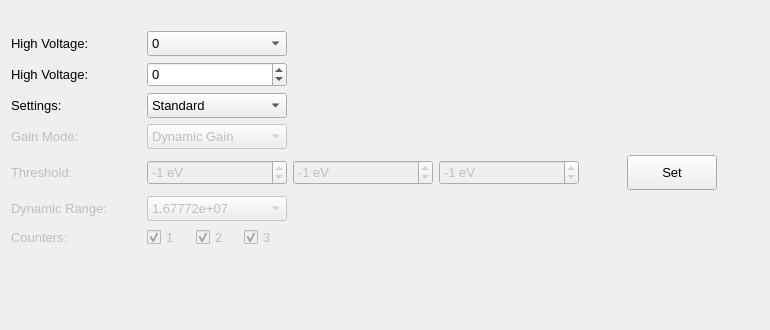
Qt form slsDetectorGui/forms/form_tab_settings.ui (slsdetectorgroup/slsDetectorPackage) before a commit.
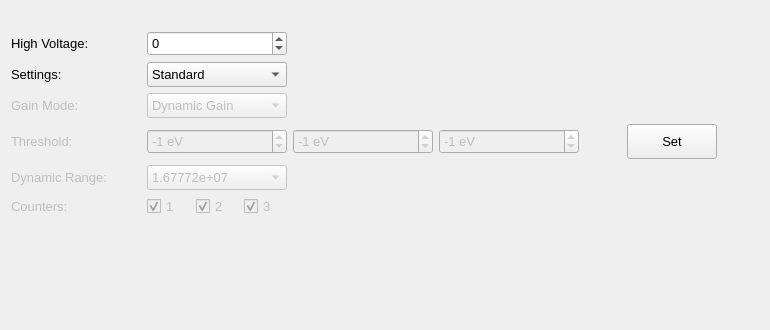
The same form after that commit. Icons and pictures are not drawn.

The edit to the form file:
```diff
--- a/slsDetectorGui/forms/form_tab_settings.ui
+++ b/slsDetectorGui/forms/form_tab_settings.ui
@@ -38,87 +38,21 @@
    <string>Form</string>
   </property>
   <layout class="QGridLayout" name="gridLayout">
-   <item row="1" column="2" colspan="3">
-    <widget class="QComboBox" name="comboHV">
-     <property name="sizePolicy">
-      <sizepolicy hsizetype="Expanding" vsizetype="Fixed">
-       <horstretch>0</horstretch>
-       <verstretch>0</verstretch>
-      </sizepolicy>
-     </property>
-     <property name="minimumSize">
-      <size>
-       <width>140</width>
-       <height>25</height>
-      </size>
-     </property>
-     <property name="maximumSize">
-      <size>
-       <width>140</width>
-       <height>25</height>
-      </size>
-     </property>
-     <property name="font">
-      <font>
-       <family>Cantarell</family>
-       <pointsize>10</pointsize>
-      </font>
-     </property>
-     <property name="toolTip">
-      <string>&lt;html&gt;&lt;head/&gt;&lt;body&gt;&lt;p&gt;High Voltage&lt;/p&gt;&lt;p&gt; #highvoltage#&lt;/p&gt;&lt;/body&gt;&lt;/html&gt;</string>
-     </property>
-     <item>
-      <property name="text">
-       <string>0</string>
-      </property>
-     </item>
-     <item>
-      <property name="text">
-       <string>90</string>
-      </property>
-     </item>
-     <item>
-      <property name="text">
-       <string>110</string>
-      </property>
-     </item>
-     <item>
-      <property name="text">
-       <string>120</string>
-      </property>
-     </item>
-     <item>
-      <property name="text">
-       <string>150</string>
-      </property>
-     </item>
-     <item>
-      <property name="text">
-       <string>180</string>
-      </property>
-     </item>
-     <item>
-      <property name="text">
-       <string>200</string>
-      </property>
-     </item>
-    </widget>
-   </item>
-   <item row="3" column="0">
-    <widget class="QLabel" name="lblSettings">
+   <item row="4" column="5">
+    <widget class="QSpinBox" name="spinThreshold2">
      <property name="enabled">
-      <bool>true</bool>
+      <bool>false</bool>
      </property>
      <property name="minimumSize">
       <size>
-       <width>110</width>
-       <height>0</height>
+       <width>140</width>
+       <height>25</height>
       </size>
      </property>
      <property name="maximumSize">
       <size>
-       <width>110</width>
-       <height>16777215</height>
+       <width>140</width>
+       <height>25</height>
       </size>
      </property>
      <property name="font">
@@ -128,52 +62,42 @@
       </font>
      </property>
      <property name="toolTip">
-      <string>&lt;html&gt;&lt;head/&gt;&lt;body&gt;&lt;p&gt;Settings of the detector. &lt;/p&gt;&lt;p&gt; #settings#&lt;/p&gt;&lt;/body&gt;&lt;/html&gt;</string>
+      <string>&lt;html&gt;&lt;head/&gt;&lt;body&gt;&lt;p&gt;Threshold energy of 2nd counter&lt;/p&gt;&lt;p&gt;#threshold#&lt;/p&gt;&lt;p&gt;&lt;br/&gt;&lt;/p&gt;&lt;/body&gt;&lt;/html&gt;</string>
      </property>
-     <property name="text">
-      <string>Settings:</string>
+     <property name="keyboardTracking">
+      <bool>false</bool>
      </property>
-    </widget>
-   </item>
-   <item row="1" column="0">
-    <widget class="QLabel" name="lblComboHV">
-     <property name="sizePolicy">
-      <sizepolicy hsizetype="Fixed" vsizetype="Preferred">
-       <horstretch>0</horstretch>
-       <verstretch>0</verstretch>
-      </sizepolicy>
+     <property name="suffix">
+      <string> eV</string>
      </property>
-     <property name="font">
-      <font>
-       <family>Cantarell</family>
-       <pointsize>10</pointsize>
-      </font>
+     <property name="minimum">
+      <number>-100000</number>
      </property>
-     <property name="toolTip">
-      <string>&lt;html&gt;&lt;head/&gt;&lt;body&gt;&lt;p&gt;High Voltage&lt;/p&gt;&lt;p&gt; #highvoltage#&lt;/p&gt;&lt;/body&gt;&lt;/html&gt;</string>
+     <property name="maximum">
+      <number>100000</number>
      </property>
-     <property name="text">
-      <string>High Voltage: </string>
+     <property name="singleStep">
+      <number>100</number>
      </property>
+     <property name="value">
+      <number>-1</number>
+     </property>
     </widget>
    </item>
-   <item row="8" column="2">
-    <spacer name="verticalSpacer">
+   <item row="4" column="9">
+    <spacer name="horizontalSpacer_4">
      <property name="orientation">
-      <enum>Qt::Vertical</enum>
-     </property>
-     <property name="sizeType">
-      <enum>QSizePolicy::Expanding</enum>
+      <enum>Qt::Horizontal</enum>
      </property>
      <property name="sizeHint" stdset="0">
       <size>
-       <width>20</width>
+       <width>40</width>
        <height>20</height>
       </size>
      </property>
     </spacer>
    </item>
-   <item row="7" column="4">
+   <item row="6" column="4">
     <widget class="QCheckBox" name="chkCounter3">
      <property name="enabled">
       <bool>false</bool>
@@ -201,29 +125,7 @@
      </property>
     </widget>
    </item>
-   <item row="2" column="0">
-    <widget class="QLabel" name="lblSpinHV">
-     <property name="sizePolicy">
-      <sizepolicy hsizetype="Fixed" vsizetype="Preferred">
-       <horstretch>0</horstretch>
-       <verstretch>0</verstretch>
-      </sizepolicy>
-     </property>
-     <property name="font">
-      <font>
-       <family>Cantarell</family>
-       <pointsize>10</pointsize>
-      </font>
-     </property>
-     <property name="toolTip">
-      <string>&lt;html&gt;&lt;head/&gt;&lt;body&gt;&lt;p&gt;High Voltage. Range: 60 - 200V. Swich off high voltage by setting to 0.&lt;/p&gt;&lt;p&gt;-1 corresponds to different values from detectors.&lt;/p&gt;&lt;p&gt;#highvoltage#&lt;/p&gt;&lt;/body&gt;&lt;/html&gt;</string>
-     </property>
-     <property name="text">
-      <string>High Voltage: </string>
-     </property>
-    </widget>
-   </item>
-   <item row="5" column="7">
+   <item row="4" column="7">
     <spacer name="horizontalSpacer_3">
      <property name="orientation">
       <enum>Qt::Horizontal</enum>
@@ -239,7 +141,47 @@
      </property>
     </spacer>
    </item>
-   <item row="7" column="2">
+   <item row="1" column="2" colspan="3">
+    <widget class="QSpinBox" name="spinHV">
+     <property name="sizePolicy">
+      <sizepolicy hsizetype="Expanding" vsizetype="Fixed">
+       <horstretch>0</horstretch>
+       <verstretch>0</verstretch>
+      </sizepolicy>
+     </property>
+     <property name="minimumSize">
+      <size>
+       <width>0</width>
+       <height>25</height>
+      </size>
+     </property>
+     <property name="maximumSize">
+      <size>
+       <width>140</width>
+       <height>25</height>
+      </size>
+     </property>
+     <property name="font">
+      <font>
+       <family>Cantarell</family>
+       <pointsize>10</pointsize>
+      </font>
+     </property>
+     <property name="toolTip">
+      <string>&lt;html&gt;&lt;head/&gt;&lt;body&gt;&lt;p&gt;High Voltage. Range: 60 - 200V. Swich off high voltage by setting to 0.&lt;/p&gt;&lt;p&gt;-1 corresponds to different values from detectors.&lt;/p&gt;&lt;p&gt;#highvoltage#&lt;/p&gt;&lt;/body&gt;&lt;/html&gt;</string>
+     </property>
+     <property name="keyboardTracking">
+      <bool>false</bool>
+     </property>
+     <property name="minimum">
+      <number>-1</number>
+     </property>
+     <property name="maximum">
+      <number>200</number>
+     </property>
+    </widget>
+   </item>
+   <item row="6" column="2">
     <widget class="QCheckBox" name="chkCounter1">
      <property name="enabled">
       <bool>false</bool>
@@ -267,21 +209,96 @@
      </property>
     </widget>
    </item>
-   <item row="5" column="0">
-    <widget class="QLabel" name="lblThreshold">
+   <item row="7" column="2">
+    <spacer name="verticalSpacer">
+     <property name="orientation">
+      <enum>Qt::Vertical</enum>
+     </property>
+     <property name="sizeType">
+      <enum>QSizePolicy::Expanding</enum>
+     </property>
+     <property name="sizeHint" stdset="0">
+      <size>
+       <width>20</width>
+       <height>20</height>
+      </size>
+     </property>
+    </spacer>
+   </item>
+   <item row="0" column="0">
+    <spacer name="horizontalSpacer_2">
+     <property name="orientation">
+      <enum>Qt::Horizontal</enum>
+     </property>
+     <property name="sizeHint" stdset="0">
+      <size>
+       <width>40</width>
+       <height>20</height>
+      </size>
+     </property>
+    </spacer>
+   </item>
+   <item row="4" column="6">
+    <widget class="QSpinBox" name="spinThreshold3">
      <property name="enabled">
       <bool>false</bool>
      </property>
      <property name="minimumSize">
       <size>
-       <width>110</width>
-       <height>0</height>
+       <width>140</width>
+       <height>25</height>
       </size>
      </property>
      <property name="maximumSize">
       <size>
-       <width>110</width>
-       <height>16777215</height>
+       <width>140</width>
+       <height>25</height>
+      </size>
+     </property>
+     <property name="font">
+      <font>
+       <family>Cantarell</family>
+       <pointsize>10</pointsize>
+      </font>
+     </property>
+     <property name="toolTip">
+      <string>&lt;html&gt;&lt;head/&gt;&lt;body&gt;&lt;p&gt;Threshold energy of 3rd counter&lt;/p&gt;&lt;p&gt;#threshold#&lt;/p&gt;&lt;p&gt;&lt;br/&gt;&lt;/p&gt;&lt;/body&gt;&lt;/html&gt;</string>
+     </property>
+     <property name="keyboardTracking">
+      <bool>false</bool>
+     </property>
+     <property name="suffix">
+      <string> eV</string>
+     </property>
+     <property name="minimum">
+      <number>-100000</number>
+     </property>
+     <property name="maximum">
+      <number>100000</number>
+     </property>
+     <property name="singleStep">
+      <number>100</number>
+     </property>
+     <property name="value">
+      <number>-1</number>
+     </property>
+    </widget>
+   </item>
+   <item row="4" column="2" colspan="3">
+    <widget class="QSpinBox" name="spinThreshold">
+     <property name="enabled">
+      <bool>false</bool>
+     </property>
+     <property name="minimumSize">
+      <size>
+       <width>140</width>
+       <height>25</height>
+      </size>
+     </property>
+     <property name="maximumSize">
+      <size>
+       <width>140</width>
+       <height>25</height>
       </size>
      </property>
      <property name="font">
@@ -293,13 +310,81 @@
      <property name="toolTip">
       <string>&lt;html&gt;&lt;head/&gt;&lt;body&gt;&lt;p&gt;Threshold energy. The trim energy values need to be loaded first using &amp;quot;trimen&amp;quot;&lt;/p&gt;&lt;p&gt;#threshold#&lt;/p&gt;&lt;p&gt;#trimen#&lt;/p&gt;&lt;p&gt;&lt;br/&gt;&lt;/p&gt;&lt;/body&gt;&lt;/html&gt;</string>
      </property>
-     <property name="text">
-      <string>Threshold:</string>
+     <property name="keyboardTracking">
+      <bool>false</bool>
      </property>
+     <property name="suffix">
+      <string> eV</string>
+     </property>
+     <property name="minimum">
+      <number>-100000</number>
+     </property>
+     <property name="maximum">
+      <number>100000</number>
+     </property>
+     <property name="singleStep">
+      <number>100</number>
+     </property>
+     <property name="value">
+      <number>-1</number>
+     </property>
+    </widget>
+   </item>
+   <item row="5" column="2" colspan="3">
+    <widget class="QComboBox" name="comboDynamicRange">
+     <property name="enabled">
+      <bool>false</bool>
+     </property>
+     <property name="minimumSize">
+      <size>
+       <width>0</width>
+       <height>25</height>
+      </size>
+     </property>
+     <property name="maximumSize">
+      <size>
+       <width>140</width>
+       <height>25</height>
+      </size>
+     </property>
+     <property name="font">
+      <font>
+       <family>Cantarell</family>
+       <pointsize>10</pointsize>
+      </font>
+     </property>
+     <property name="toolTip">
+      <string>&lt;html&gt;&lt;head/&gt;&lt;body&gt;&lt;p&gt;Dynamic Range of pixel/channel of detector&lt;/p&gt;&lt;p&gt;#dr#&lt;/p&gt;&lt;/body&gt;&lt;/html&gt;</string>
+     </property>
+     <item>
+      <property name="text">
+       <string>1.67772e+07</string>
+      </property>
+     </item>
+     <item>
+      <property name="text">
+       <string>65535</string>
+      </property>
+     </item>
+     <item>
+      <property name="text">
+       <string>4095</string>
+      </property>
+     </item>
+     <item>
+      <property name="text">
+       <string>255</string>
+      </property>
+     </item>
+     <item>
+      <property name="text">
+       <string>7</string>
+      </property>
+     </item>
     </widget>
    </item>
    <item row="6" column="0">
-    <widget class="QLabel" name="lblDynamicRange">
+    <widget class="QLabel" name="lblCounter">
      <property name="enabled">
       <bool>false</bool>
      </property>
@@ -322,82 +407,14 @@
       </font>
      </property>
      <property name="toolTip">
-      <string>&lt;html&gt;&lt;head/&gt;&lt;body&gt;&lt;p&gt;Dynamic Range of pixel/channel of detector&lt;/p&gt;&lt;p&gt;#dr#&lt;/p&gt;&lt;/body&gt;&lt;/html&gt;</string>
+      <string>&lt;html&gt;&lt;head/&gt;&lt;body&gt;&lt;p&gt;Enable counters&lt;/p&gt;&lt;p&gt;#counters#&lt;/p&gt;&lt;/body&gt;&lt;/html&gt;</string>
      </property>
      <property name="text">
-      <string>Dynamic Range:</string>
+      <string>Counters:</string>
      </property>
     </widget>
    </item>
    <item row="2" column="2" colspan="3">
-    <widget class="QSpinBox" name="spinHV">
-     <property name="sizePolicy">
-      <sizepolicy hsizetype="Expanding" vsizetype="Fixed">
-       <horstretch>0</horstretch>
-       <verstretch>0</verstretch>
-      </sizepolicy>
-     </property>
-     <property name="minimumSize">
-      <size>
-       <width>0</width>
-       <height>25</height>
-      </size>
-     </property>
-     <property name="maximumSize">
-      <size>
-       <width>140</width>
-       <height>25</height>
-      </size>
-     </property>
-     <property name="font">
-      <font>
-       <family>Cantarell</family>
-       <pointsize>10</pointsize>
-      </font>
-     </property>
-     <property name="toolTip">
-      <string>&lt;html&gt;&lt;head/&gt;&lt;body&gt;&lt;p&gt;High Voltage. Range: 60 - 200V. Swich off high voltage by setting to 0.&lt;/p&gt;&lt;p&gt;-1 corresponds to different values from detectors.&lt;/p&gt;&lt;p&gt;#highvoltage#&lt;/p&gt;&lt;/body&gt;&lt;/html&gt;</string>
-     </property>
-     <property name="keyboardTracking">
-      <bool>false</bool>
-     </property>
-     <property name="minimum">
-      <number>-1</number>
-     </property>
-     <property name="maximum">
-      <number>200</number>
-     </property>
-    </widget>
-   </item>
-   <item row="7" column="3">
-    <widget class="QCheckBox" name="chkCounter2">
-     <property name="enabled">
-      <bool>false</bool>
-     </property>
-     <property name="maximumSize">
-      <size>
-       <width>50</width>
-       <height>16777215</height>
-      </size>
-     </property>
-     <property name="font">
-      <font>
-       <family>Cantarell</family>
-       <pointsize>10</pointsize>
-      </font>
-     </property>
-     <property name="toolTip">
-      <string>&lt;html&gt;&lt;head/&gt;&lt;body&gt;&lt;p&gt;Enable 2nd counter&lt;/p&gt;&lt;p&gt;#counters#&lt;/p&gt;&lt;/body&gt;&lt;/html&gt;</string>
-     </property>
-     <property name="text">
-      <string>2</string>
-     </property>
-     <property name="checked">
-      <bool>true</bool>
-     </property>
-    </widget>
-   </item>
-   <item row="3" column="2" colspan="3">
     <widget class="QComboBox" name="comboSettings">
      <property name="enabled">
       <bool>true</bool>
@@ -542,7 +559,7 @@
      </item>
     </widget>
    </item>
-   <item row="5" column="8">
+   <item row="4" column="8">
     <widget class="QPushButton" name="btnSetThreshold">
      <property name="enabled">
       <bool>true</bool>
@@ -626,130 +643,7 @@
      </property>
     </widget>
    </item>
-   <item row="4" column="0">
-    <widget class="QLabel" name="lblGainMode">
-     <property name="enabled">
-      <bool>false</bool>
-     </property>
-     <property name="minimumSize">
-      <size>
-       <width>110</width>
-       <height>0</height>
-      </size>
-     </property>
-     <property name="maximumSize">
-      <size>
-       <width>110</width>
-       <height>16777215</height>
-      </size>
-     </property>
-     <property name="font">
-      <font>
-       <family>Cantarell</family>
-       <pointsize>10</pointsize>
-      </font>
-     </property>
-     <property name="toolTip">
-      <string>&lt;html&gt;&lt;head/&gt;&lt;body&gt;&lt;p&gt;Gain Mode of the detector&lt;/p&gt;&lt;p&gt;#gainmode#&lt;/p&gt;&lt;p&gt;&lt;br/&gt;&lt;/p&gt;&lt;p&gt;Fix G0 is to be used with utmost caution. Can damage the detector!&lt;/p&gt;&lt;/body&gt;&lt;/html&gt;</string>
-     </property>
-     <property name="text">
-      <string>Gain Mode:</string>
-     </property>
-    </widget>
-   </item>
-   <item row="5" column="2" colspan="3">
-    <widget class="QSpinBox" name="spinThreshold">
-     <property name="enabled">
-      <bool>false</bool>
-     </property>
-     <property name="minimumSize">
-      <size>
-       <width>140</width>
-       <height>25</height>
-      </size>
-     </property>
-     <property name="maximumSize">
-      <size>
-       <width>140</width>
-       <height>25</height>
-      </size>
-     </property>
-     <property name="font">
-      <font>
-       <family>Cantarell</family>
-       <pointsize>10</pointsize>
-      </font>
-     </property>
-     <property name="toolTip">
-      <string>&lt;html&gt;&lt;head/&gt;&lt;body&gt;&lt;p&gt;Threshold energy. The trim energy values need to be loaded first using &amp;quot;trimen&amp;quot;&lt;/p&gt;&lt;p&gt;#threshold#&lt;/p&gt;&lt;p&gt;#trimen#&lt;/p&gt;&lt;p&gt;&lt;br/&gt;&lt;/p&gt;&lt;/body&gt;&lt;/html&gt;</string>
-     </property>
-     <property name="keyboardTracking">
-      <bool>false</bool>
-     </property>
-     <property name="suffix">
-      <string> eV</string>
-     </property>
-     <property name="minimum">
-      <number>-100000</number>
-     </property>
-     <property name="maximum">
-      <number>100000</number>
-     </property>
-     <property name="singleStep">
-      <number>100</number>
-     </property>
-     <property name="value">
-      <number>-1</number>
-     </property>
-    </widget>
-   </item>
-   <item row="5" column="5">
-    <widget class="QSpinBox" name="spinThreshold2">
-     <property name="enabled">
-      <bool>false</bool>
-     </property>
-     <property name="minimumSize">
-      <size>
-       <width>140</width>
-       <height>25</height>
-      </size>
-     </property>
-     <property name="maximumSize">
-      <size>
-       <width>140</width>
-       <height>25</height>
-      </size>
-     </property>
-     <property name="font">
-      <font>
-       <family>Cantarell</family>
-       <pointsize>10</pointsize>
-      </font>
-     </property>
-     <property name="toolTip">
-      <string>&lt;html&gt;&lt;head/&gt;&lt;body&gt;&lt;p&gt;Threshold energy of 2nd counter&lt;/p&gt;&lt;p&gt;#threshold#&lt;/p&gt;&lt;p&gt;&lt;br/&gt;&lt;/p&gt;&lt;/body&gt;&lt;/html&gt;</string>
-     </property>
-     <property name="keyboardTracking">
-      <bool>false</bool>
-     </property>
-     <property name="suffix">
-      <string> eV</string>
-     </property>
-     <property name="minimum">
-      <number>-100000</number>
-     </property>
-     <property name="maximum">
-      <number>100000</number>
-     </property>
-     <property name="singleStep">
-      <number>100</number>
-     </property>
-     <property name="value">
-      <number>-1</number>
-     </property>
-    </widget>
-   </item>
-   <item row="4" column="2" colspan="3">
+   <item row="3" column="2" colspan="3">
     <widget class="QComboBox" name="comboGainMode">
      <property name="enabled">
       <bool>false</bool>
@@ -813,21 +707,15 @@
      </item>
     </widget>
    </item>
-   <item row="5" column="6">
-    <widget class="QSpinBox" name="spinThreshold3">
+   <item row="6" column="3">
+    <widget class="QCheckBox" name="chkCounter2">
      <property name="enabled">
       <bool>false</bool>
      </property>
-     <property name="minimumSize">
-      <size>
-       <width>140</width>
-       <height>25</height>
-      </size>
-     </property>
      <property name="maximumSize">
       <size>
-       <width>140</width>
-       <height>25</height>
+       <width>50</width>
+       <height>16777215</height>
       </size>
      </property>
      <property name="font">
@@ -837,43 +725,31 @@
       </font>
      </property>
      <property name="toolTip">
-      <string>&lt;html&gt;&lt;head/&gt;&lt;body&gt;&lt;p&gt;Threshold energy of 3rd counter&lt;/p&gt;&lt;p&gt;#threshold#&lt;/p&gt;&lt;p&gt;&lt;br/&gt;&lt;/p&gt;&lt;/body&gt;&lt;/html&gt;</string>
+      <string>&lt;html&gt;&lt;head/&gt;&lt;body&gt;&lt;p&gt;Enable 2nd counter&lt;/p&gt;&lt;p&gt;#counters#&lt;/p&gt;&lt;/body&gt;&lt;/html&gt;</string>
      </property>
-     <property name="keyboardTracking">
-      <bool>false</bool>
+     <property name="text">
+      <string>2</string>
      </property>
-     <property name="suffix">
-      <string> eV</string>
-     </property>
-     <property name="minimum">
-      <number>-100000</number>
-     </property>
-     <property name="maximum">
-      <number>100000</number>
-     </property>
-     <property name="singleStep">
-      <number>100</number>
-     </property>
-     <property name="value">
-      <number>-1</number>
+     <property name="checked">
+      <bool>true</bool>
      </property>
     </widget>
    </item>
-   <item row="6" column="2" colspan="3">
-    <widget class="QComboBox" name="comboDynamicRange">
+   <item row="5" column="0">
+    <widget class="QLabel" name="lblDynamicRange">
      <property name="enabled">
       <bool>false</bool>
      </property>
      <property name="minimumSize">
       <size>
-       <width>0</width>
-       <height>25</height>
+       <width>110</width>
+       <height>0</height>
       </size>
      </property>
      <property name="maximumSize">
       <size>
-       <width>140</width>
-       <height>25</height>
+       <width>110</width>
+       <height>16777215</height>
       </size>
      </property>
      <property name="font">
@@ -885,34 +761,43 @@
      <property name="toolTip">
       <string>&lt;html&gt;&lt;head/&gt;&lt;body&gt;&lt;p&gt;Dynamic Range of pixel/channel of detector&lt;/p&gt;&lt;p&gt;#dr#&lt;/p&gt;&lt;/body&gt;&lt;/html&gt;</string>
      </property>
-     <item>
-      <property name="text">
-       <string>1.67772e+07</string>
-      </property>
-     </item>
-     <item>
-      <property name="text">
-       <string>65535</string>
-      </property>
-     </item>
-     <item>
-      <property name="text">
-       <string>4095</string>
-      </property>
-     </item>
-     <item>
-      <property name="text">
-       <string>255</string>
-      </property>
-     </item>
-     <item>
-      <property name="text">
-       <string>7</string>
-      </property>
-     </item>
+     <property name="text">
+      <string>Dynamic Range:</string>
+     </property>
     </widget>
    </item>
-   <item row="3" column="1">
+   <item row="2" column="0">
+    <widget class="QLabel" name="lblSettings">
+     <property name="enabled">
+      <bool>true</bool>
+     </property>
+     <property name="minimumSize">
+      <size>
+       <width>110</width>
+       <height>0</height>
+      </size>
+     </property>
+     <property name="maximumSize">
+      <size>
+       <width>110</width>
+       <height>16777215</height>
+      </size>
+     </property>
+     <property name="font">
+      <font>
+       <family>Cantarell</family>
+       <pointsize>10</pointsize>
+      </font>
+     </property>
+     <property name="toolTip">
+      <string>&lt;html&gt;&lt;head/&gt;&lt;body&gt;&lt;p&gt;Settings of the detector. &lt;/p&gt;&lt;p&gt; #settings#&lt;/p&gt;&lt;/body&gt;&lt;/html&gt;</string>
+     </property>
+     <property name="text">
+      <string>Settings:</string>
+     </property>
+    </widget>
+   </item>
+   <item row="2" column="1">
     <spacer name="horizontalSpacer">
      <property name="orientation">
       <enum>Qt::Horizontal</enum>
@@ -928,21 +813,39 @@
      </property>
     </spacer>
    </item>
-   <item row="0" column="0">
-    <spacer name="horizontalSpacer_2">
-     <property name="orientation">
-      <enum>Qt::Horizontal</enum>
+   <item row="4" column="0">
+    <widget class="QLabel" name="lblThreshold">
+     <property name="enabled">
+      <bool>false</bool>
      </property>
-     <property name="sizeHint" stdset="0">
+     <property name="minimumSize">
       <size>
-       <width>40</width>
-       <height>20</height>
+       <width>110</width>
+       <height>0</height>
       </size>
      </property>
-    </spacer>
+     <property name="maximumSize">
+      <size>
+       <width>110</width>
+       <height>16777215</height>
+      </size>
+     </property>
+     <property name="font">
+      <font>
+       <family>Cantarell</family>
+       <pointsize>10</pointsize>
+      </font>
+     </property>
+     <property name="toolTip">
+      <string>&lt;html&gt;&lt;head/&gt;&lt;body&gt;&lt;p&gt;Threshold energy. The trim energy values need to be loaded first using &amp;quot;trimen&amp;quot;&lt;/p&gt;&lt;p&gt;#threshold#&lt;/p&gt;&lt;p&gt;#trimen#&lt;/p&gt;&lt;p&gt;&lt;br/&gt;&lt;/p&gt;&lt;/body&gt;&lt;/html&gt;</string>
+     </property>
+     <property name="text">
+      <string>Threshold:</string>
+     </property>
+    </widget>
    </item>
-   <item row="7" column="0">
-    <widget class="QLabel" name="lblCounter">
+   <item row="3" column="0">
+    <widget class="QLabel" name="lblGainMode">
      <property name="enabled">
       <bool>false</bool>
      </property>
@@ -965,25 +868,34 @@
       </font>
      </property>
      <property name="toolTip">
-      <string>&lt;html&gt;&lt;head/&gt;&lt;body&gt;&lt;p&gt;Enable counters&lt;/p&gt;&lt;p&gt;#counters#&lt;/p&gt;&lt;/body&gt;&lt;/html&gt;</string>
+      <string>&lt;html&gt;&lt;head/&gt;&lt;body&gt;&lt;p&gt;Gain Mode of the detector&lt;/p&gt;&lt;p&gt;#gainmode#&lt;/p&gt;&lt;p&gt;&lt;br/&gt;&lt;/p&gt;&lt;p&gt;Fix G0 is to be used with utmost caution. Can damage the detector!&lt;/p&gt;&lt;/body&gt;&lt;/html&gt;</string>
      </property>
      <property name="text">
-      <string>Counters:</string>
+      <string>Gain Mode:</string>
      </property>
     </widget>
    </item>
-   <item row="5" column="9">
-    <spacer name="horizontalSpacer_4">
-     <property name="orientation">
-      <enum>Qt::Horizontal</enum>
+   <item row="1" column="0">
+    <widget class="QLabel" name="lblSpinHV">
+     <property name="sizePolicy">
+      <sizepolicy hsizetype="Fixed" vsizetype="Preferred">
+       <horstretch>0</horstretch>
+       <verstretch>0</verstretch>
+      </sizepolicy>
      </property>
-     <property name="sizeHint" stdset="0">
-      <size>
-       <width>40</width>
-       <height>20</height>
-      </size>
+     <property name="font">
+      <font>
+       <family>Cantarell</family>
+       <pointsize>10</pointsize>
+      </font>
      </property>
-    </spacer>
+     <property name="toolTip">
+      <string>&lt;html&gt;&lt;head/&gt;&lt;body&gt;&lt;p&gt;High Voltage. Range: 60 - 200V. Swich off high voltage by setting to 0.&lt;/p&gt;&lt;p&gt;-1 corresponds to different values from detectors.&lt;/p&gt;&lt;p&gt;#highvoltage#&lt;/p&gt;&lt;/body&gt;&lt;/html&gt;</string>
+     </property>
+     <property name="text">
+      <string>High Voltage: </string>
+     </property>
+    </widget>
    </item>
   </layout>
  </widget>
```
Left out of the diff: 1 changed line with no effect on the pictures.
